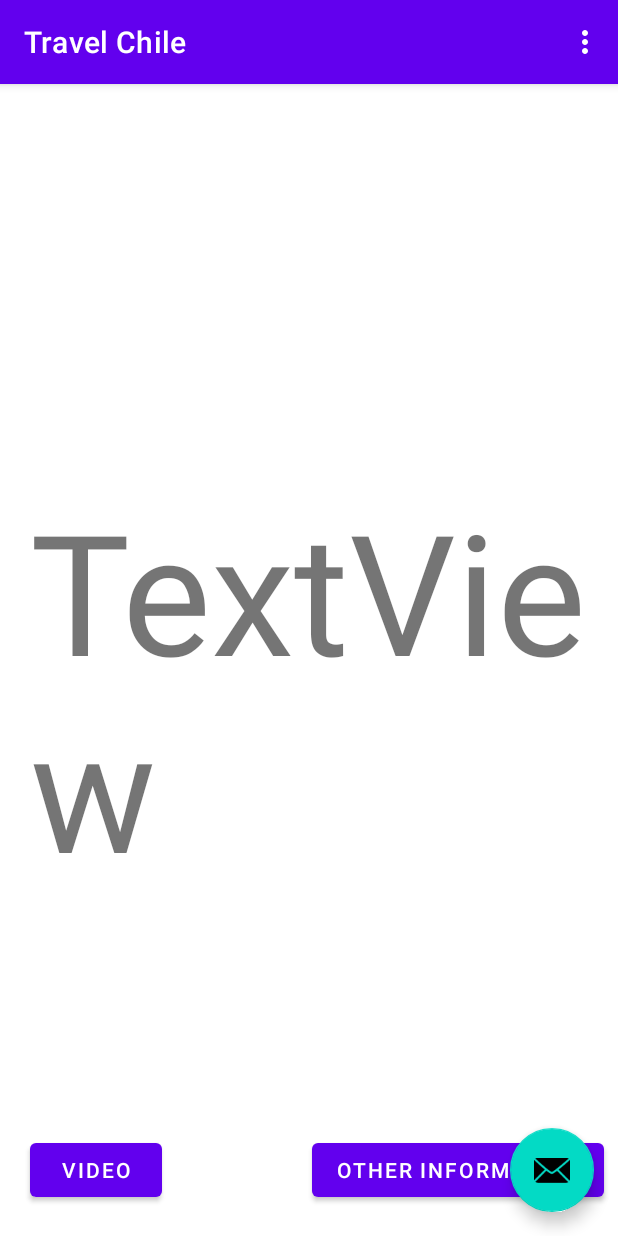
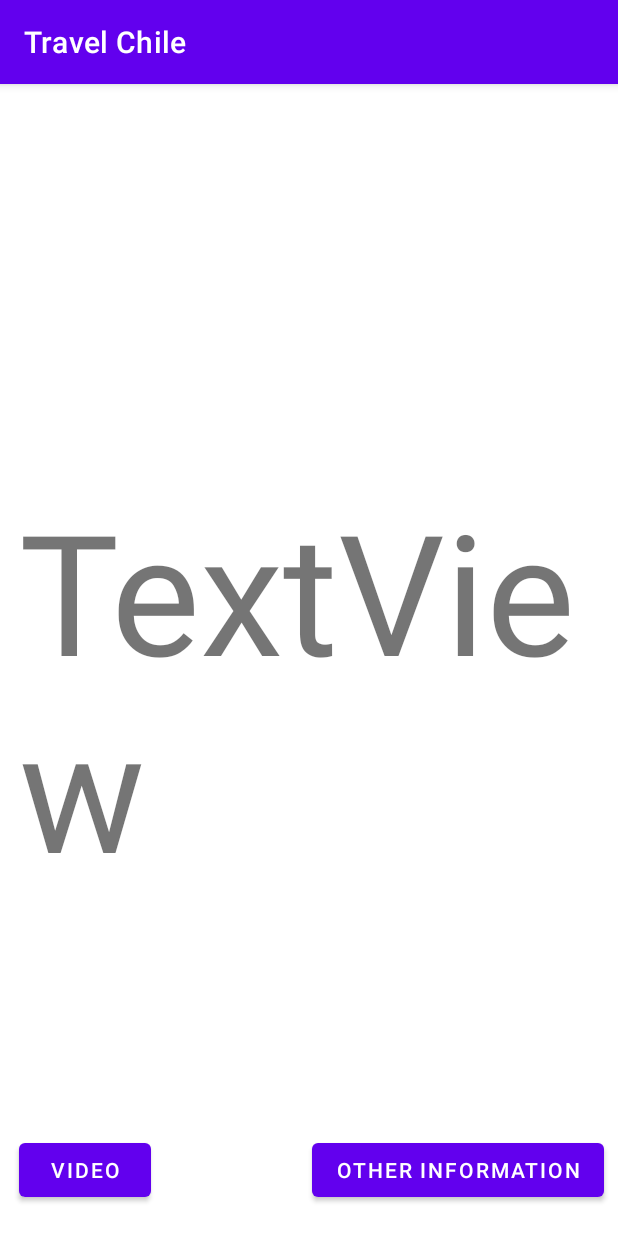
Before and after one commit to Alpccl/TurismoChile, an Android app: the SecondFragment screen opened through its navigation route, on a phone screen of 412 x 824 dp. Run offline under Robolectric (Android 15) with nearby library versions, the phone set to English and light mode, and no system bars; our stand-ins replace Room's generated code; pictures from the network do not load.

Commit message:
Actualizacion de Elementos para App

```diff
--- a/app/build.gradle
+++ b/app/build.gradle
@@ -68,4 +68,6 @@ dependencies {
 
     implementation "com.squareup.retrofit2:retrofit:2.9.0"
     implementation 'com.squareup.retrofit2:converter-gson:2.9.0'
+
+    compile "com.github.bumptech.glide:okhttp3-integration:4.11.0"
 }
--- a/app/src/main/java/com/example/turismochile/FirstFragment.kt
+++ b/app/src/main/java/com/example/turismochile/FirstFragment.kt
@@ -41,7 +41,7 @@ class FirstFragment : Fragment() {
         binding.rvRegions.layoutManager = LinearLayoutManager(context)
 
         viewModel.getAllRegions().observe(viewLifecycleOwner, Observer {
-            it?.let {
+            it?.let {Log.d("Frragment", "${it}")
                 adapter.update(it)
             }
         })
--- a/app/src/main/java/com/example/turismochile/MainActivity.kt
+++ b/app/src/main/java/com/example/turismochile/MainActivity.kt
@@ -15,23 +15,7 @@ class MainActivity : AppCompatActivity() {
         setContentView(R.layout.activity_main)
         setSupportActionBar(findViewById(R.id.toolbar))
 
-        findViewById<FloatingActionButton>(R.id.fab).setOnClickListener { view ->
-            Snackbar.make(view, "Replace with your own action", Snackbar.LENGTH_LONG)
-                    .setAction("Action", null).show()
-        }
+
     }
 
-    override fun onCreateOptionsMenu(menu: Menu): Boolean {
-        // Inflate the menu; this adds items to the action bar if it is present.
-        menuInflater.inflate(R.menu.menu_main, menu)
-        return true
-    }
-
-    override fun onOptionsItemSelected(item: MenuItem): Boolean {
-
-        return when (item.itemId) {
-            R.id.action_settings -> true
-            else -> super.onOptionsItemSelected(item)
-        }
-    }
 }
--- a/app/src/main/java/com/example/turismochile/model/RegionRepository.kt
+++ b/app/src/main/java/com/example/turismochile/model/RegionRepository.kt
@@ -13,13 +13,14 @@ import com.example.turismochile.model.remote.fromInternetToTuristEntity
 class RegionRepository(private val region: DaoRegion, private val turism: DaoTurism) {
 
     private val networkService = RetrofitInstance.retrofitInstance()
-    val RegionListLiveData = region.getAllRegionList()
+    val regionListLiveData = region.getAllRegionList()
 
     suspend fun fetchRegion(){
         val service = kotlin.runCatching { networkService.fechRegionCorroutines() }
         service.onSuccess {
             when(it.code()) {
                    200-> it.body()?.let {
+                       Log.d("Repo", "${it}")
                        region.insertAllRegion(fromInternetToRegionEntity(it))
                        turism.insertAllTurismoList(fromInternetToTuristEntity(it))
                    }
--- a/app/src/main/java/com/example/turismochile/model/adapter/RegionAdapter.kt
+++ b/app/src/main/java/com/example/turismochile/model/adapter/RegionAdapter.kt
@@ -26,9 +26,9 @@ class RegionAdapter : RecyclerView.Adapter<RegionAdapter.RegionVH>() {
     inner class RegionVH(private val binding: RegionItemListBinding):
             RecyclerView.ViewHolder(binding.root), View.OnClickListener{
 
-        fun bind(regionid: RegionEntity){
-            binding.tvRegion.text = regionid.id
-            Glide.with(binding.imVRegion).load(regionid.scrImage).into(binding.imVRegion)
+        fun bind(region: RegionEntity){
+            binding.tvRegion.text = region.id
+            Glide.with(binding.imVRegion).load(region.scrImage).into(binding.imVRegion)
             itemView.setOnClickListener(this)
         }
         override fun onClick(v: View?) {
--- a/app/src/main/java/com/example/turismochile/model/remote/Mapper.kt
+++ b/app/src/main/java/com/example/turismochile/model/remote/Mapper.kt
@@ -7,7 +7,8 @@ import com.example.turismochile.model.remote.pojo.WrapperRegiones
 
 
 fun fromInternetToRegionEntity(regionespojo: Regionespojo): List<RegionEntity> {
-    return regionespojo.wrapperRegiones.map {RegionEntity(id = it.id, scrImage = it.image)}
+    return regionespojo.wrapperRegiones.map {
+        RegionEntity(id = it.id, scrImage = it.image)}
 
 }
 fun fromInternetToTuristEntity(regionespojo: Regionespojo): List<TurismEntity> {
--- a/app/src/main/java/com/example/turismochile/viewModel/RegionViewModel.kt
+++ b/app/src/main/java/com/example/turismochile/viewModel/RegionViewModel.kt
@@ -25,11 +25,11 @@ init {
         repository.fetchRegion()
     }
 }
-    fun getAllRegions() : LiveData<List<RegionEntity>> = repository.RegionListLiveData
+    fun getAllRegions() : LiveData<List<RegionEntity>> = repository.regionListLiveData
 
-    /*private var regionSelected : String = ""
+    private var regionSelected : String = ""
 
-    fun getRegionById(id : String) = viewModelScope.launch {
+    /*fun getRegionById(id : String) = viewModelScope.launch {
         regionSelected = id
         repository.getRegionByid(id)
     }*/
--- a/app/src/main/res/layout/activity_main.xml
+++ b/app/src/main/res/layout/activity_main.xml
@@ -22,12 +22,4 @@
 
     <include layout="@layout/content_main" />
 
-    <com.google.android.material.floatingactionbutton.FloatingActionButton
-        android:id="@+id/fab"
-        android:layout_width="wrap_content"
-        android:layout_height="wrap_content"
-        android:layout_gravity="bottom|end"
-        android:layout_margin="@dimen/fab_margin"
-        app:srcCompat="@android:drawable/ic_dialog_email" />
-
 </androidx.coordinatorlayout.widget.CoordinatorLayout>
--- a/app/src/main/res/layout/fragment_second.xml
+++ b/app/src/main/res/layout/fragment_second.xml
@@ -28,7 +28,7 @@
         app:autoSizeTextType="uniform"
         app:layout_constraintBottom_toBottomOf="parent"
         app:layout_constraintEnd_toEndOf="parent"
-        app:layout_constraintHorizontal_bias="0.764"
+        app:layout_constraintHorizontal_bias="0.48"
         app:layout_constraintStart_toStartOf="parent" />
 
     <Button
--- a/app/src/main/res/layout/region_item_list.xml
+++ b/app/src/main/res/layout/region_item_list.xml
@@ -3,7 +3,7 @@
     xmlns:app="http://schemas.android.com/apk/res-auto"
     xmlns:tools="http://schemas.android.com/tools"
     android:layout_width="match_parent"
-    android:layout_height="wrap_content">
+    android:layout_height="match_parent">
 
     <ImageView
         android:id="@+id/imV_Region"
--- a/app/src/main/res/menu/menu_main.xml
+++ /dev/null
@@ -1,10 +0,0 @@
-<menu xmlns:android="http://schemas.android.com/apk/res/android"
-    xmlns:app="http://schemas.android.com/apk/res-auto"
-    xmlns:tools="http://schemas.android.com/tools"
-    tools:context="com.example.turismochile.MainActivity">
-    <item
-        android:id="@+id/action_settings"
-        android:orderInCategory="100"
-        android:title="@string/action_settings"
-        app:showAsAction="never" />
-</menu>
```
